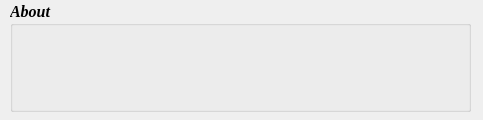
First picture: the form in about.ui, repository JonahY/AE_GUI, before the edit.
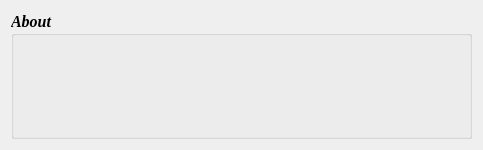
Second picture: the form after the edit. Icons and pictures are not drawn.

```diff
--- a/about.ui
+++ b/about.ui
@@ -7,9 +7,15 @@
     <x>0</x>
     <y>0</y>
     <width>483</width>
-    <height>120</height>
+    <height>150</height>
    </rect>
   </property>
+  <property name="minimumSize">
+   <size>
+    <width>483</width>
+    <height>150</height>
+   </size>
+  </property>
   <property name="windowTitle">
    <string>About information</string>
   </property>
@@ -20,14 +26,14 @@
   <property name="styleSheet">
    <string notr="true">#information {background-color: transparent;border:none;border-style:outset;color: rgb(48, 0, 72);font: 75 10pt &quot;Verdana&quot;;}</string>
   </property>
+  <layout class="QGridLayout" name="gridLayout">
+   <item row="0" column="0">
   <widget class="QGroupBox" name="about">
-   <property name="geometry">
-    <rect>
-     <x>10</x>
-     <y>1</y>
-     <width>461</width>
-     <height>111</height>
-    </rect>
+     <property name="sizePolicy">
+      <sizepolicy hsizetype="Expanding" vsizetype="Expanding">
+       <horstretch>0</horstretch>
+       <verstretch>0</verstretch>
+      </sizepolicy>
    </property>
    <property name="font">
     <font>
@@ -41,15 +47,9 @@
    <property name="title">
     <string>About</string>
    </property>
+     <layout class="QGridLayout" name="gridLayout_2">
+      <item row="0" column="0">
    <widget class="QTextEdit" name="information">
-    <property name="geometry">
-     <rect>
-      <x>10</x>
-      <y>20</y>
-      <width>441</width>
-      <height>91</height>
-     </rect>
-    </property>
     <property name="readOnly">
      <bool>true</bool>
     </property>
@@ -61,6 +61,8 @@
 &lt;p style=&quot;-qt-paragraph-type:empty; margin-top:0px; margin-bottom:0px; margin-left:0px; margin-right:0px; -qt-block-indent:0; text-indent:0px;&quot;&gt;&lt;br /&gt;&lt;/p&gt;&lt;/body&gt;&lt;/html&gt;</string>
     </property>
    </widget>
+      </item>
+     </layout>
    <widget class="QLabel" name="label">
     <property name="geometry">
      <rect>
@@ -100,6 +102,8 @@
     </property>
    </widget>
   </widget>
+   </item>
+  </layout>
  </widget>
  <resources/>
  <connections/>
```
Left out of the diff: 8 changed lines with no effect on the pictures. Lines whose indentation alone changed are shown as unchanged.
